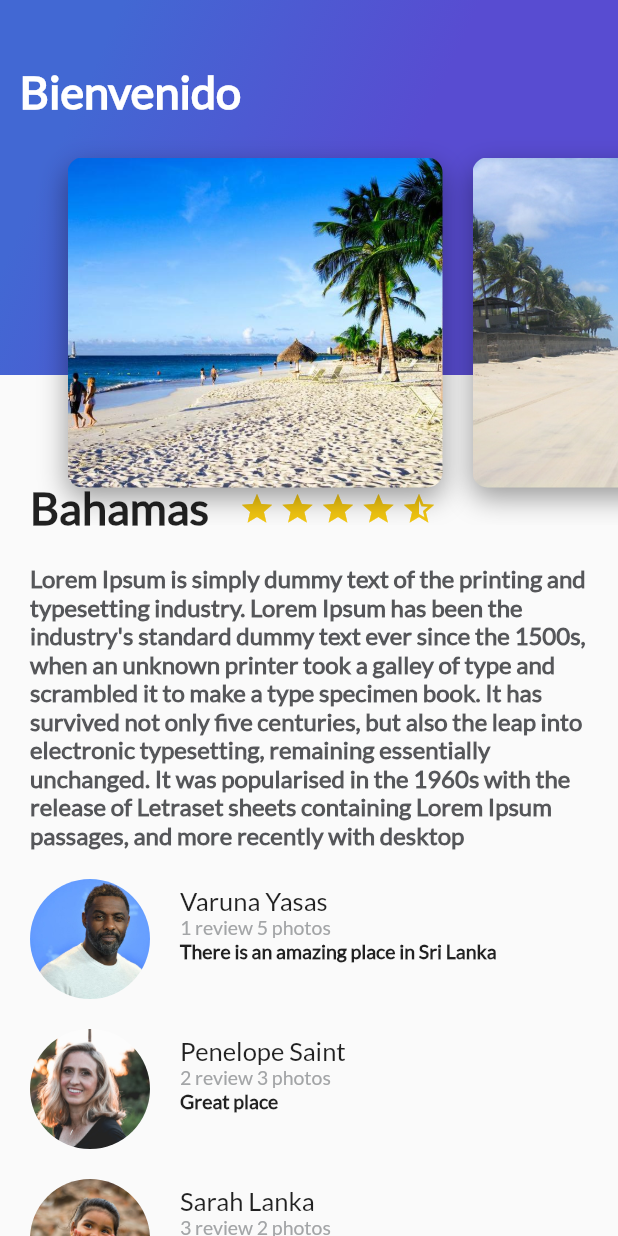
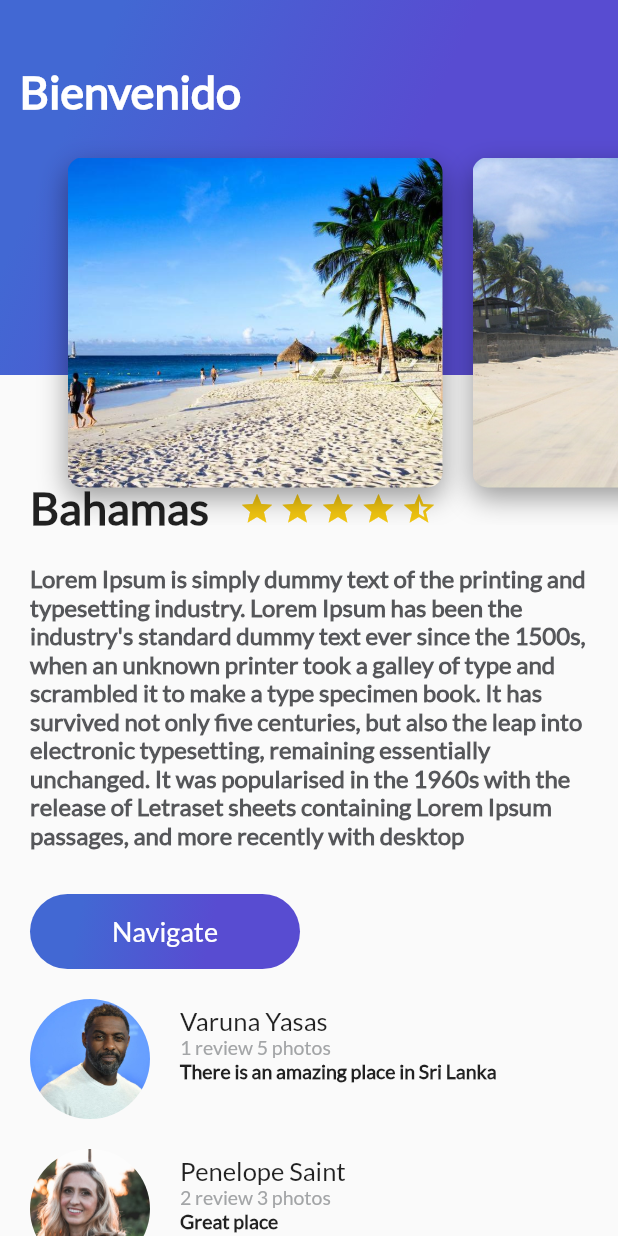
Before and after one commit to davidaskenazy/tripsApp, a Flutter app: the screen it shows after launch, on a phone screen of 412 x 824 dp. Run offline on Flutter 3.47's test engine with Material 2 defaults, Android fonts, the phone set to English and light mode, and no system bars.

Commit message:
Button Navigate add & StateLess Widgets Section OK!

```diff
--- /dev/null
+++ b/lib/button_purple.dart
@@ -0,0 +1,38 @@
+import 'package:flutter/material.dart';
+
+class ButtonPurple extends StatelessWidget {
+  String buttonText = "Navigate";
+
+  ButtonPurple(this.buttonText);
+
+  @override
+  Widget build(BuildContext context) {
+    return InkWell(
+      onTap: () {
+        Scaffold.of(context).showSnackBar(SnackBar(
+          content: Text("Navegando"),
+        ));
+      },
+      child: Container(
+        margin: EdgeInsets.only(top: 30.0, left: 20.0, right: 20.0),
+        height: 50.0,
+        width: 180.0,
+        decoration: BoxDecoration(
+            borderRadius: BorderRadius.circular(30.0),
+            gradient: LinearGradient(
+                colors: [Color(0xFF4268D3), Color(0xFF584CD1)],
+                begin: FractionalOffset(0.2, 0.0),
+                end: FractionalOffset(1.0, 0.6),
+                stops: [0.0, 0.6],
+                tileMode: TileMode.clamp)),
+        child: Center(
+          child: Text(
+            buttonText,
+            style: TextStyle(
+                fontSize: 18.0, fontFamily: "Lato", color: Colors.white),
+          ),
+        ),
+      ),
+    );
+  }
+}
--- a/lib/description_place.dart
+++ b/lib/description_place.dart
@@ -1,4 +1,5 @@
 import 'package:flutter/material.dart';
+import 'button_purple.dart';
 
 class DescriptionPlace extends StatelessWidget {
   String namePlace;
@@ -56,7 +57,8 @@ class DescriptionPlace extends StatelessWidget {
     );
 
     return Column(
-      children: <Widget>[title_stars, description],
+      crossAxisAlignment: CrossAxisAlignment.start,
+      children: <Widget>[title_stars, description, ButtonPurple("Navigate")],
     );
   }
 }
```
